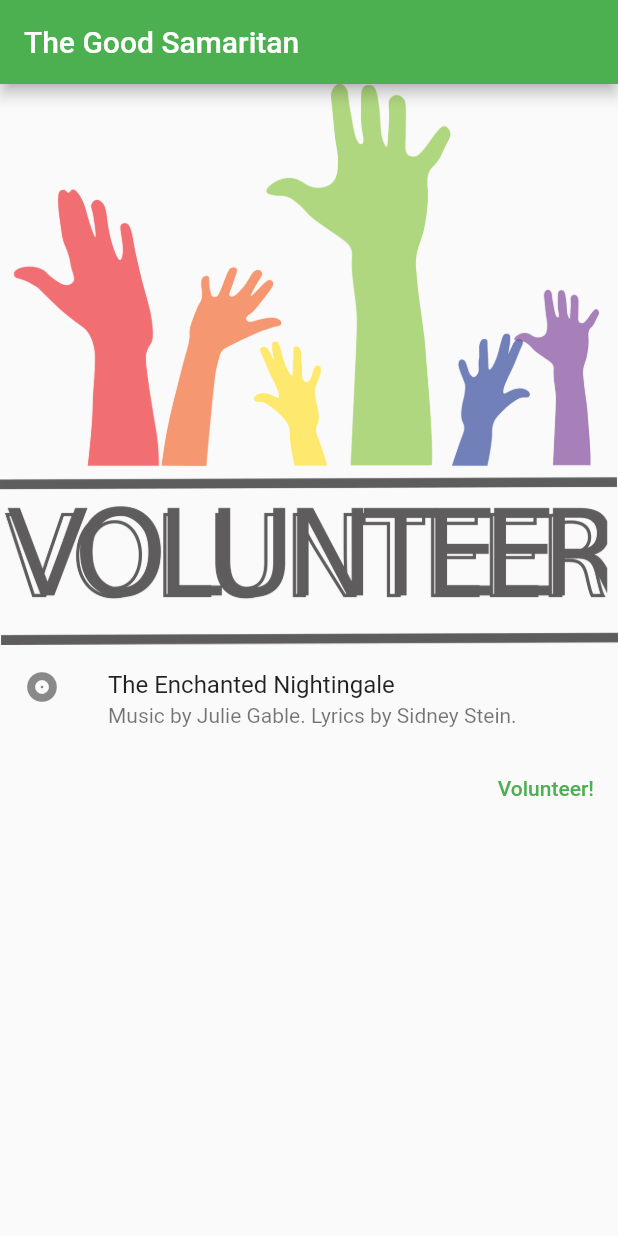
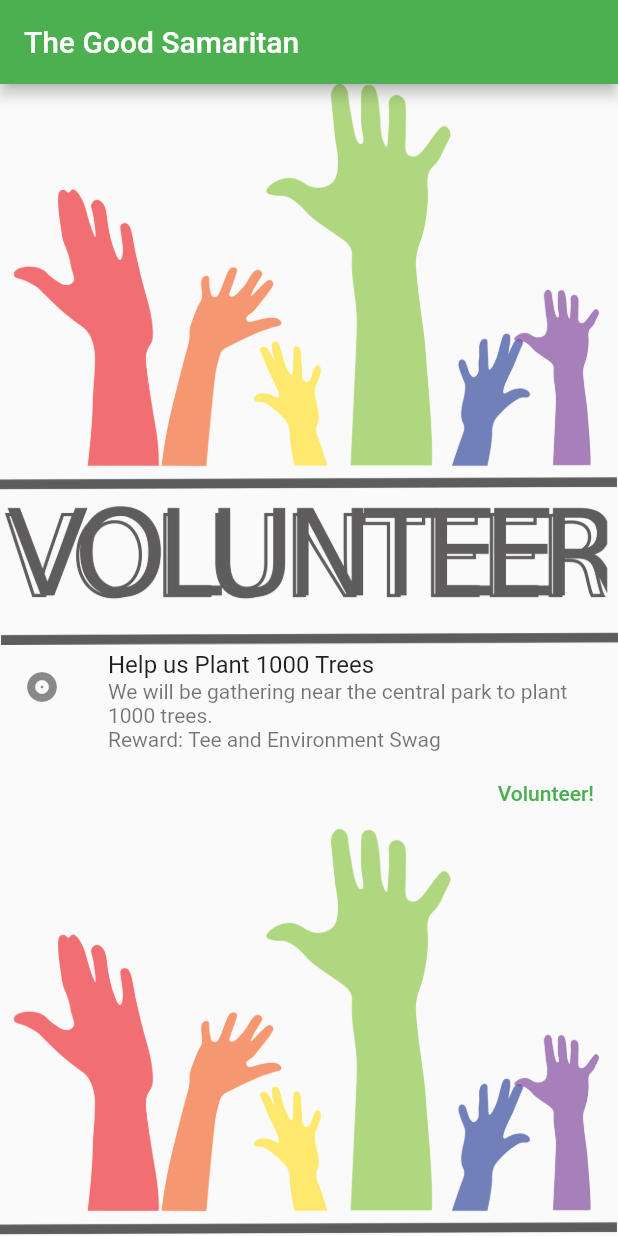
Before and after one commit to neeltron/the_good_samaritan, a Flutter app: the VolunteerRoute screen opened directly, after a tap on "Volunteer!", on a phone screen of 412 x 824 dp. Run offline on Flutter 3.47's test engine with Material 2 defaults, Android fonts, the phone set to English and light mode, and no system bars; network calls fail.

Commit message:
fixed the volunteering page

```diff
--- a/lib/main.dart
+++ b/lib/main.dart
@@ -8,28 +8,38 @@ Future<Album> createAlbum(String title, heading, desc, reward) async {
   final response = await http.get(
     Uri.parse('https://the-good-samaritan-api.neeltron.repl.co/input?name='+title+'&heading='+heading+'&desc='+desc+'&reward='+reward),
   );
+  print(response.body);
+  if (response.statusCode == 200) {
+    return Album.fromJson(jsonDecode(response.body));
+  } else {
+    throw Exception('Failed to create album.');
+  }
+}
+Future<Album> fetchAlbum() async {
+  final response = await http
+      .get(Uri.parse('https://the-good-samaritan-api.neeltron.repl.co/output'));
 
   if (response.statusCode == 200) {
-    // If the server did return a 201 CREATED response,
-    // then parse the JSON.
     return Album.fromJson(jsonDecode(response.body));
   } else {
-    // If the server did not return a 201 CREATED response,
-    // then throw an exception.
-    throw Exception('Failed to create album.');
+    throw Exception('Failed to load album');
   }
 }
 
 class Album {
-  final int id;
-  final String title;
+  final String name;
+  final String heading;
+  final String desc;
+  final String reward;
 
-  Album({required this.id, required this.title});
+  Album({required this.name, required this.heading, required this.desc, required this.reward});
 
   factory Album.fromJson(Map<String, dynamic> json) {
     return Album(
-      id: json['id'],
-      title: json['title'],
+      name: json['name'],
+      heading: json['heading'],
+      desc: json['desc'],
+      reward: json['reward'],
     );
   }
 }
@@ -41,6 +51,7 @@ void main() {
 class MyApp extends StatelessWidget {
   const MyApp({Key? key}) : super(key: key);
   @override
+
   Widget build(BuildContext context) {
     return MaterialApp(
       title: 'The Good Samaritan',
@@ -112,6 +123,7 @@ class SecondRoute extends StatelessWidget {
 class VolunteerRoute extends StatelessWidget {
   const VolunteerRoute({Key? key}) : super(key: key);
 
+
   @override
   Widget build(BuildContext context) {
     return Scaffold(
@@ -125,8 +137,8 @@ class VolunteerRoute extends StatelessWidget {
             Image.asset('assets/vol.png'),
             const ListTile(
               leading: Icon(Icons.album),
-              title: Text('The Enchanted Nightingale'),
-              subtitle: Text('Music by Julie Gable. Lyrics by Sidney Stein.'),
+              title: Text('Help us Plant 1000 Trees'),
+              subtitle: Text('We will be gathering near the central park to plant 1000 trees.\nReward: Tee and Environment Swag'),
             ),
             Row(
               mainAxisAlignment: MainAxisAlignment.end,
@@ -134,7 +146,24 @@ class VolunteerRoute extends StatelessWidget {
                 const SizedBox(width: 8),
                 TextButton(
                   child: const Text('Volunteer!'),
-                  onPressed: () {/* ... */},
+                  onPressed: () { fetchAlbum(); },
+                ),
+                const SizedBox(width: 8),
+              ],
+            ),
+            Image.asset('assets/vol.png'),
+            const ListTile(
+              leading: Icon(Icons.album),
+              title: Text('Help me move to the nearby apartment'),
+              subtitle: Text('I need help to move heavy things in a nearby apartment.\nReward: \$25'),
+            ),
+            Row(
+              mainAxisAlignment: MainAxisAlignment.end,
+              children: <Widget>[
+                const SizedBox(width: 8),
+                TextButton(
+                  child: const Text('Volunteer!'),
+                  onPressed: () { fetchAlbum(); },
                 ),
                 const SizedBox(width: 8),
               ],
@@ -272,7 +301,7 @@ class MyCustomFormState extends State<MyCustomForm> {
       future: _futureAlbum,
       builder: (context, snapshot) {
         if (snapshot.hasData) {
-          return Text(snapshot.data!.title);
+          return Text(snapshot.data!.name);
         } else if (snapshot.hasError) {
           return Text('${snapshot.error}');
         }
@@ -282,6 +311,8 @@ class MyCustomFormState extends State<MyCustomForm> {
     );
   }
 }
+
+
 
 class _MyHomePageState extends State<MyHomePage> {
   int _counter = 0;
```
